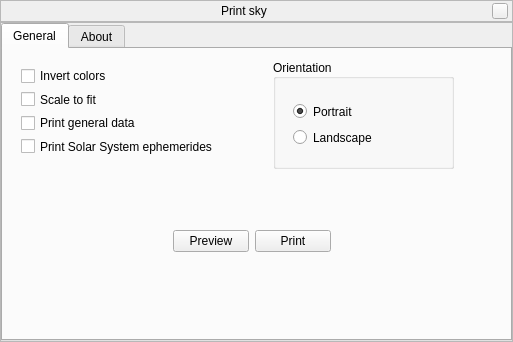
The window that plugins/PrintSky/src/gui/printskyDialog.ui (Stellarium/stellarium) describes before a commit, drawn with Qt 5.
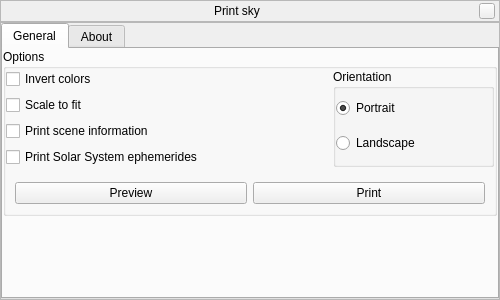
The same window after the commit. Custom widgets are drawn as their Qt base class.

```diff
--- a/plugins/PrintSky/src/gui/printskyDialog.ui
+++ b/plugins/PrintSky/src/gui/printskyDialog.ui
@@ -6,8 +6,8 @@
    <rect>
     <x>0</x>
     <y>0</y>
-    <width>513</width>
-    <height>342</height>
+    <width>500</width>
+    <height>300</height>
    </rect>
   </property>
   <property name="sizePolicy">
@@ -19,7 +19,7 @@
   <property name="minimumSize">
    <size>
     <width>300</width>
-    <height>320</height>
+    <height>300</height>
    </size>
   </property>
   <property name="windowTitle">
@@ -156,86 +156,23 @@
          <attribute name="title">
           <string>General</string>
          </attribute>
-         <widget class="QWidget" name="layoutWidget">
-          <property name="geometry">
-           <rect>
-            <x>170</x>
-            <y>180</y>
-            <width>158</width>
-            <height>25</height>
-           </rect>
+         <layout class="QVBoxLayout" name="verticalLayout_3">
+          <property name="spacing">
+           <number>0</number>
           </property>
-          <layout class="QHBoxLayout" name="horizontalLayout">
-           <item>
-            <widget class="QPushButton" name="previewSkyPushButton">
-             <property name="text">
-              <string>Preview</string>
-             </property>
-            </widget>
-           </item>
+          <property name="margin">
+           <number>0</number>
+          </property>
            <item>
-            <widget class="QPushButton" name="printSkyPushButton">
-             <property name="text">
-              <string>Print</string>
-             </property>
-            </widget>
-           </item>
-          </layout>
-         </widget>
-         <widget class="QGroupBox" name="orientationGroupBox">
-          <property name="geometry">
-           <rect>
-            <x>270</x>
-            <y>10</y>
-            <width>181</width>
-            <height>110</height>
-           </rect>
-          </property>
+           <widget class="QGroupBox" name="groupBox">
           <property name="title">
-           <string>Orientation</string>
-          </property>
-          <property name="alignment">
-           <set>Qt::AlignLeading|Qt::AlignLeft|Qt::AlignVCenter</set>
-          </property>
-          <widget class="QRadioButton" name="orientationPortraitRadioButton">
-           <property name="geometry">
-            <rect>
-             <x>20</x>
-             <y>44</y>
-             <width>131</width>
-             <height>17</height>
-            </rect>
-           </property>
-           <property name="text">
-            <string>Portrait</string>
-           </property>
-           <property name="checked">
-            <bool>true</bool>
-           </property>
-          </widget>
-          <widget class="QRadioButton" name="orientationLandscapeRadioButton">
-           <property name="geometry">
-            <rect>
-             <x>20</x>
-             <y>70</y>
-             <width>131</width>
-             <height>17</height>
-            </rect>
-           </property>
-           <property name="text">
-            <string>Landscape</string>
-           </property>
-          </widget>
-         </widget>
-         <widget class="QWidget" name="layoutWidget">
-          <property name="geometry">
-           <rect>
-            <x>18</x>
-            <y>18</y>
-            <width>251</width>
-            <height>88</height>
-           </rect>
-          </property>
+             <string>Options</string>
+            </property>
+            <layout class="QGridLayout" name="gridLayout_2">
+             <property name="margin">
+              <number>0</number>
+             </property>
+             <item row="0" column="0" colspan="2">
           <layout class="QVBoxLayout" name="verticalLayout">
            <item>
             <widget class="QCheckBox" name="invertColorsCheckBox">
@@ -254,7 +191,7 @@
            <item>
             <widget class="QCheckBox" name="printDataCheckBox">
              <property name="text">
-              <string>Print general data</string>
+                  <string>Print scene information</string>
              </property>
             </widget>
            </item>
@@ -266,7 +203,73 @@
             </widget>
            </item>
           </layout>
-         </widget>
+             </item>
+             <item row="0" column="2">
+              <widget class="QGroupBox" name="orientationGroupBox">
+               <property name="title">
+                <string>Orientation</string>
+               </property>
+               <layout class="QVBoxLayout" name="verticalLayout_5">
+                <property name="margin">
+                 <number>0</number>
+                </property>
+                <item>
+                 <widget class="QRadioButton" name="orientationPortraitRadioButton">
+                  <property name="text">
+                   <string>Portrait</string>
+                  </property>
+                  <property name="checked">
+                   <bool>true</bool>
+                  </property>
+                 </widget>
+                </item>
+                <item>
+                 <widget class="QRadioButton" name="orientationLandscapeRadioButton">
+                  <property name="text">
+                   <string>Landscape</string>
+                  </property>
+                 </widget>
+                </item>
+               </layout>
+              </widget>
+             </item>
+             <item row="1" column="0" colspan="3">
+              <widget class="QFrame" name="buttonsFrame">
+               <layout class="QHBoxLayout" name="horizontalLayout">
+                <item>
+                 <widget class="QPushButton" name="previewSkyPushButton">
+                  <property name="text">
+                   <string>Preview</string>
+                  </property>
+                 </widget>
+                </item>
+                <item>
+                 <widget class="QPushButton" name="printSkyPushButton">
+                  <property name="text">
+                   <string>Print</string>
+                  </property>
+                 </widget>
+                </item>
+               </layout>
+              </widget>
+             </item>
+            </layout>
+           </widget>
+          </item>
+          <item>
+           <spacer name="verticalSpacer">
+            <property name="orientation">
+             <enum>Qt::Vertical</enum>
+            </property>
+            <property name="sizeHint" stdset="0">
+             <size>
+              <width>20</width>
+              <height>40</height>
+             </size>
+            </property>
+           </spacer>
+          </item>
+         </layout>
         </widget>
         <widget class="QWidget" name="About">
          <attribute name="title">
```
Left out of the diff: 79 changed lines with no effect on the pictures. Lines whose indentation alone changed are shown as unchanged.
